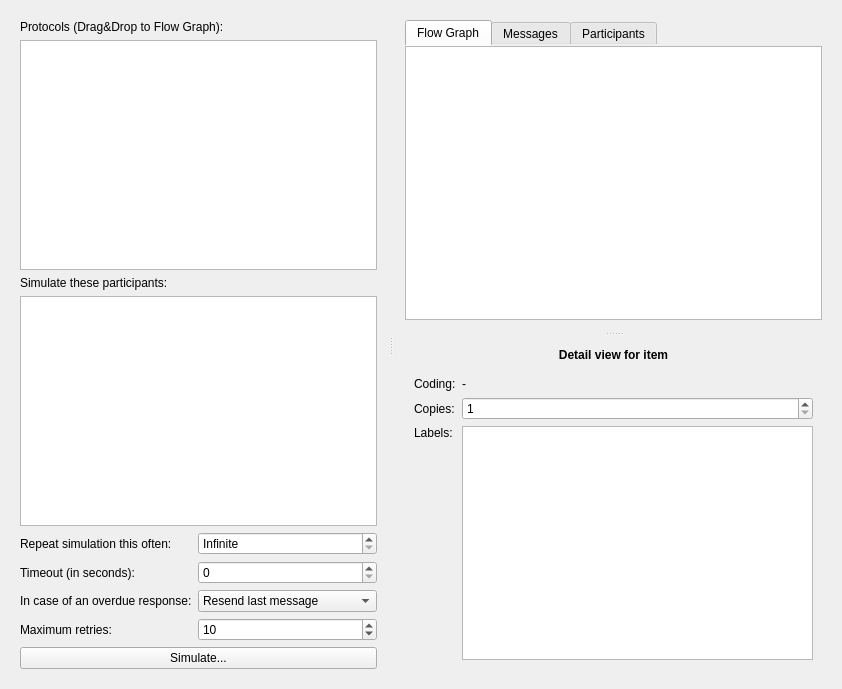
The window that data/ui/simulator.ui (jopohl/urh) describes before a commit, drawn with Qt 5.
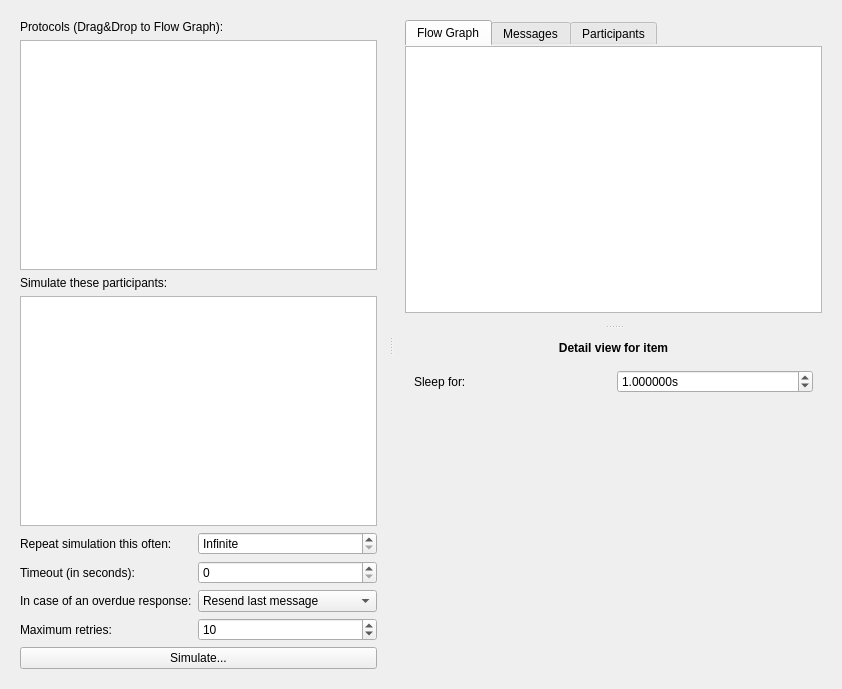
The same window after the commit. The open tabs and pages were chosen to show the change. Icons and pictures are not drawn. Custom widgets are drawn as their Qt base class.

Commit message: add sleep action

Patch:
```diff
--- a/data/ui/simulator.ui
+++ b/data/ui/simulator.ui
@@ -722,6 +722,50 @@
                 </item>
                </layout>
               </widget>
+              <widget class="QWidget" name="page_sleep">
+               <layout class="QVBoxLayout" name="verticalLayout_10">
+                <item>
+                 <layout class="QHBoxLayout" name="horizontalLayout_2">
+                  <item>
+                   <widget class="QLabel" name="label_13">
+                    <property name="text">
+                     <string>Sleep for:</string>
+                    </property>
+                   </widget>
+                  </item>
+                  <item>
+                   <widget class="QDoubleSpinBox" name="doubleSpinBoxSleep">
+                    <property name="suffix">
+                     <string>s</string>
+                    </property>
+                    <property name="decimals">
+                     <number>6</number>
+                    </property>
+                    <property name="maximum">
+                     <double>10000.000000000000000</double>
+                    </property>
+                    <property name="value">
+                     <double>1.000000000000000</double>
+                    </property>
+                   </widget>
+                  </item>
+                 </layout>
+                </item>
+                <item>
+                 <spacer name="verticalSpacer_2">
+                  <property name="orientation">
+                   <enum>Qt::Vertical</enum>
+                  </property>
+                  <property name="sizeHint" stdset="0">
+                   <size>
+                    <width>20</width>
+                    <height>231</height>
+                   </size>
+                  </property>
+                 </spacer>
+                </item>
+               </layout>
+              </widget>
              </widget>
             </item>
            </layout>
```
The commit also changes 10 other files.
